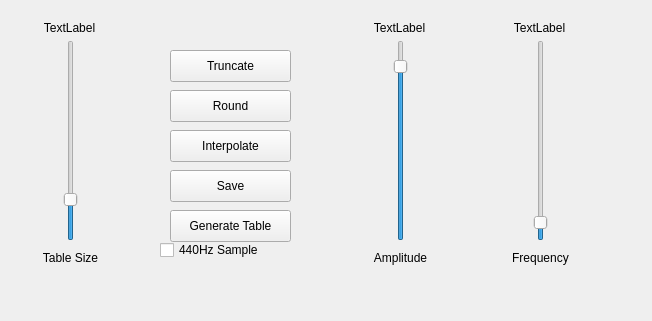
Old version of the form hw83/hw831_wavetables/mainwindow.ui in the repository cam-br0wn/cs312; both pictures show x 0 to 652 and y 0 to 321 of the 800 by 600 pixel window.
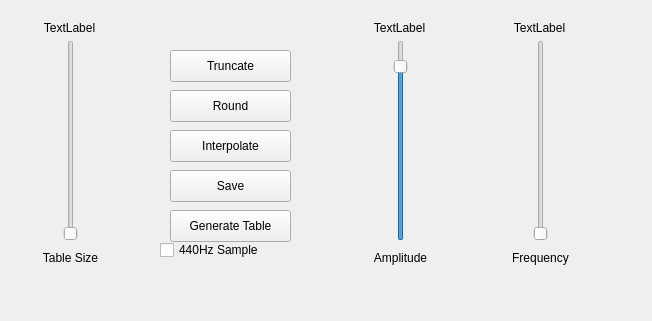
New version of the form. Custom widgets are drawn as their Qt base class.

```diff
--- a/hw83/hw831_wavetables/mainwindow.ui
+++ b/hw83/hw831_wavetables/mainwindow.ui
@@ -24,16 +24,16 @@
      </rect>
     </property>
     <property name="minimum">
-     <number>1</number>
+     <number>16</number>
     </property>
     <property name="maximum">
-     <number>12</number>
+     <number>128</number>
     </property>
     <property name="pageStep">
      <number>1</number>
     </property>
     <property name="value">
-     <number>3</number>
+     <number>16</number>
     </property>
     <property name="orientation">
      <enum>Qt::Vertical</enum>
@@ -140,10 +140,10 @@
      </rect>
     </property>
     <property name="minimum">
-     <number>1</number>
+     <number>220</number>
     </property>
     <property name="maximum">
-     <number>50</number>
+     <number>880</number>
     </property>
     <property name="singleStep">
      <number>1</number>
@@ -152,10 +152,10 @@
      <number>10</number>
     </property>
     <property name="value">
-     <number>4</number>
+     <number>220</number>
     </property>
     <property name="sliderPosition">
-     <number>4</number>
+     <number>220</number>
     </property>
     <property name="orientation">
      <enum>Qt::Vertical</enum>
```
